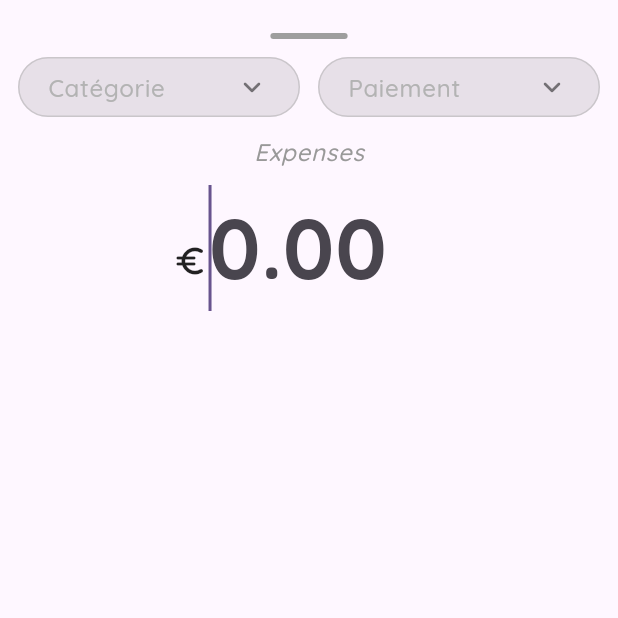
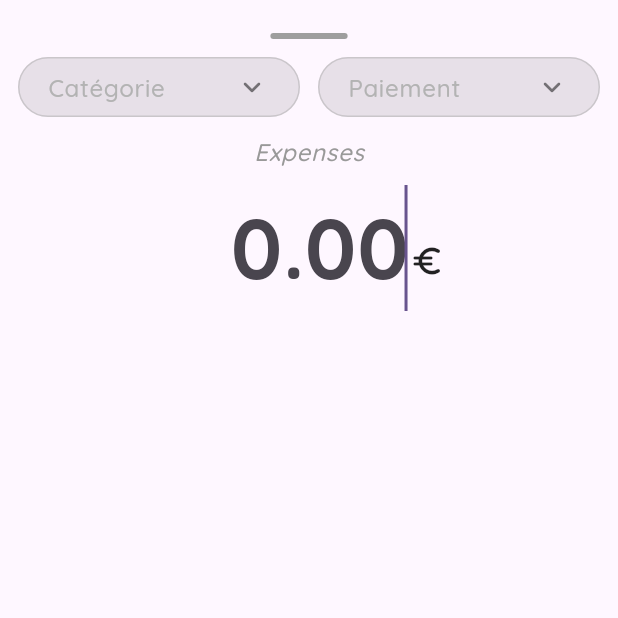
Before and after one commit to Schtroumphy/fluffy_budget, a Flutter app: the AddExpenseBottomSheet screen opened directly, on a phone screen of 412 x 824 dp, the top half of it. Run offline on Flutter 3.47's test engine with Material 3 defaults, Android fonts, the phone set to English and light mode, and no system bars; our stand-ins replace flutter_riverpod, go_router, google_fonts, riverpod_annotation, shared_preferences, sqflite; accounts and stored records are empty; generated files the repository leaves out were written again.

Commit message:
:sparkles: Save expense in local db

```diff
--- /dev/null
+++ b/lib/core/extensions/object_extension.dart
@@ -0,0 +1,3 @@
+extension ObjectExtension on Object? {
+  bool get isNull => this == null;
+}
--- a/lib/features/dashboard/presentation/expense/expense_bottom_sheet.dart
+++ b/lib/features/expense/presentation/expense_bottom_sheet.dart
@@ -2,6 +2,7 @@ import 'package:fluffy_budget/common/space.dart';
 import 'package:fluffy_budget/core/theme/app_color.dart';
 import 'package:fluffy_budget/core/theme/app_style.dart';
 import 'package:fluffy_budget/features/dashboard/domain/drop_down_item.dart';
+import 'package:fluffy_budget/features/expense/controllers/add_expense_controller.dart';
 import 'package:fluffy_budget/widgets/atoms/close_sheet_bar.dart';
 import 'package:fluffy_budget/widgets/atoms/rounded_dropdown.dart';
 import 'package:flutter/material.dart';
@@ -16,12 +17,13 @@ Future<void> displayExpenseModal(BuildContext context) async {
   );
 }
 
-class AddExpenseBottomSheet extends StatelessWidget {
+class AddExpenseBottomSheet extends ConsumerWidget {
   const AddExpenseBottomSheet({super.key});
 
   @override
-  Widget build(BuildContext context) {
+  Widget build(BuildContext context, WidgetRef ref) {
     final theme = Theme.of(context).textTheme;
+    final controller = ref.read(addExpenseControllerProvider.notifier);
 
     return Scaffold(
       body: Padding(
@@ -31,31 +33,47 @@ class AddExpenseBottomSheet extends StatelessWidget {
           children: [
             const CloseSheetBar(),
             gapV12,
-            const DropDownRow(),
+            DropDownRow(
+              onCategorySelected: (id) => controller.onCategorySelected(id),
+              onPaymentSelected: (id) => controller.onPaymentMethodSelected(id),
+            ),
             gapV12,
             Text(
               "Expenses",
               style: theme.labelMedium?.copyWith(color: AppColor.black[40], fontStyle: FontStyle.italic),
             ),
             gapV12,
-            const AmountTextField(),
+            AmountTextField(onSubmit: (amount) => _onSubmit(amount, controller, context)),
           ],
         ),
       ),
     );
   }
+
+  _onSubmit(String amount, AddExpenseController controller, BuildContext context) {
+    final amountParsed = double.tryParse(amount.replaceAll(",", "."));
+    if (amountParsed == null) {
+      return;
+    }
+    controller.onAmountSubmitted(amountParsed);
+
+    if(!context.mounted) return;
+
+    Navigator.of(context).pop();
+  }
 }
 
-class AmountTextField extends StatefulWidget {
-  const AmountTextField({super.key});
+class AmountTextField extends ConsumerStatefulWidget {
+  const AmountTextField({super.key, this.onSubmit});
 
   static final FocusNode textFieldFocusNode = FocusNode();
+  final Function(String)? onSubmit;
 
   @override
-  State<AmountTextField> createState() => _AmountTextFieldState();
+  ConsumerState<AmountTextField> createState() => _AmountTextFieldState();
 }
 
-class _AmountTextFieldState extends State<AmountTextField> {
+class _AmountTextFieldState extends ConsumerState<AmountTextField> {
   final textController = TextEditingController();
 
   @override
@@ -74,12 +92,13 @@ class _AmountTextFieldState extends State<AmountTextField> {
       child: SizedBox(
         width: screenWidth * 0.5,
         child: TextField(
+          textAlign: TextAlign.end,
           focusNode: AmountTextField.textFieldFocusNode,
           controller: textController,
           autofocus: true,
           decoration: const InputDecoration(
             border: OutlineInputBorder(borderSide: BorderSide.none),
-            prefix: Icon(Icons.euro_rounded),
+            suffix: Icon(Icons.euro_rounded),
             hintText: '0.00',
           ),
           style: theme.bodyLarge?.copyWith(
@@ -88,9 +107,7 @@ class _AmountTextFieldState extends State<AmountTextField> {
           ),
           keyboardType: TextInputType.number,
           enableInteractiveSelection: false,
-          onSubmitted: (String value) {
-
-          },
+          onSubmitted: (String value) => widget.onSubmit?.call(value),
         ),
       ),
     );
@@ -98,17 +115,20 @@ class _AmountTextFieldState extends State<AmountTextField> {
 }
 
 class DropDownRow extends ConsumerWidget {
-  const DropDownRow({super.key});
+  const DropDownRow({super.key, this.onCategorySelected, this.onPaymentSelected});
+
+  final Function(int)? onCategorySelected;
+  final Function(int)? onPaymentSelected;
 
   @override
   Widget build(BuildContext context, WidgetRef ref) {
-    return const Row(
+    return Row(
       mainAxisSize: MainAxisSize.max,
       mainAxisAlignment: MainAxisAlignment.center,
       children: [
-        Flexible(child: RoundedDropdown(itemType : ItemType.expenseCategory,)),
+        Flexible(child: RoundedDropdown(itemType: ItemType.expenseCategory, onSelected: (id) => onCategorySelected?.call(id))),
         gapH12,
-        Flexible(child: RoundedDropdown(itemType: ItemType.paymentMethod,)),
+        Flexible(child: RoundedDropdown(itemType: ItemType.paymentMethod, onSelected: (id) => onPaymentSelected?.call(id))),
       ],
     );
   }
--- a/lib/features/scaffold/scaffold_shell_route.dart
+++ b/lib/features/scaffold/scaffold_shell_route.dart
@@ -1,7 +1,7 @@
+import 'package:fluffy_budget/features/expense/presentation/expense_bottom_sheet.dart';
 import 'package:flutter/material.dart';
 import 'package:flutter_riverpod/flutter_riverpod.dart';
 import 'package:go_router/go_router.dart';
-import '../dashboard/presentation/expense/expense_bottom_sheet.dart';
 
 import 'bottom_bar_items.dart';
 
--- a/lib/widgets/atoms/rounded_dropdown.dart
+++ b/lib/widgets/atoms/rounded_dropdown.dart
@@ -2,9 +2,9 @@ import 'package:fluffy_budget/common/space.dart';
 import 'package:fluffy_budget/core/theme/app_color.dart';
 import 'package:fluffy_budget/core/theme/app_style.dart';
 import 'package:fluffy_budget/core/theme/app_theme.dart';
-import 'package:fluffy_budget/features/dashboard/application/drop_down_item_provider.dart';
 import 'package:fluffy_budget/features/dashboard/domain/drop_down_item.dart';
-import 'package:fluffy_budget/features/dashboard/presentation/expense/expense_bottom_sheet.dart';
+import 'package:fluffy_budget/features/expense/controllers/add_expense_controller.dart';
+import 'package:fluffy_budget/features/expense/presentation/expense_bottom_sheet.dart';
 import 'package:fluffy_budget/widgets/async_value_widget.dart';
 import 'package:flutter/material.dart';
 import 'package:flutter_riverpod/flutter_riverpod.dart';
@@ -12,10 +12,11 @@ import 'package:flutter_riverpod/flutter_riverpod.dart';
 class RoundedDropdown extends ConsumerStatefulWidget {
   const RoundedDropdown({
     super.key,
-    required this.itemType,
+    required this.itemType, this.onSelected,
   });
 
   final ItemType itemType;
+  final Function(int)? onSelected;
 
   @override
   ConsumerState<RoundedDropdown> createState() => _RoundedDropdownState();
@@ -55,6 +56,7 @@ class _RoundedDropdownState extends ConsumerState<RoundedDropdown> {
           onChanged: (DropDownItem? newValue) {
             setState(() {
               _dropdownValue = newValue;
+              widget.onSelected?.call(newValue?.id ?? 0);
             });
             FocusScope.of(context).requestFocus(AmountTextField.textFieldFocusNode);
           },
```
Also changed, not shown: lib/core/database/database_notifier.dart (+16 -1 lines), lib/features/dashboard/application/drop_down_item_provider.dart (deleted, +0 -10 lines), lib/features/expense/controllers/add_expense_controller.dart (added, +42 -0 lines), lib/features/expense/data/expense_repository.dart (added, +25 -0 lines), lib/features/expense/data/local/expense_dao.dart (added, +39 -0 lines), lib/features/expense/domain/expense.dart (added, +51 -0 lines).
